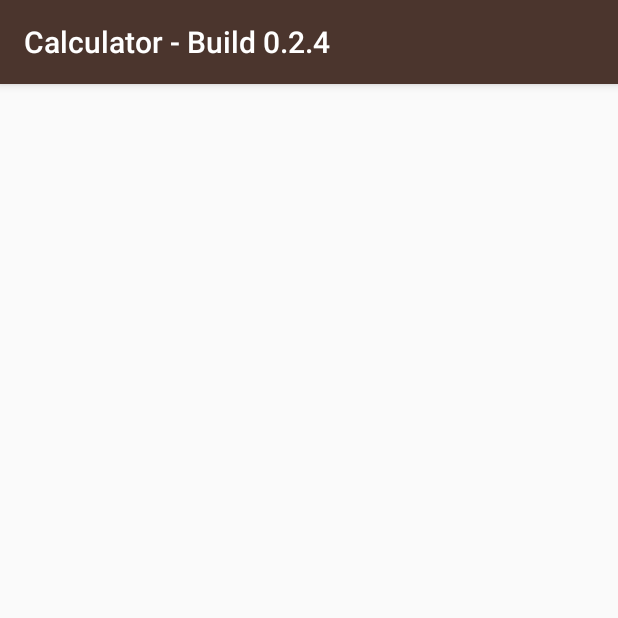
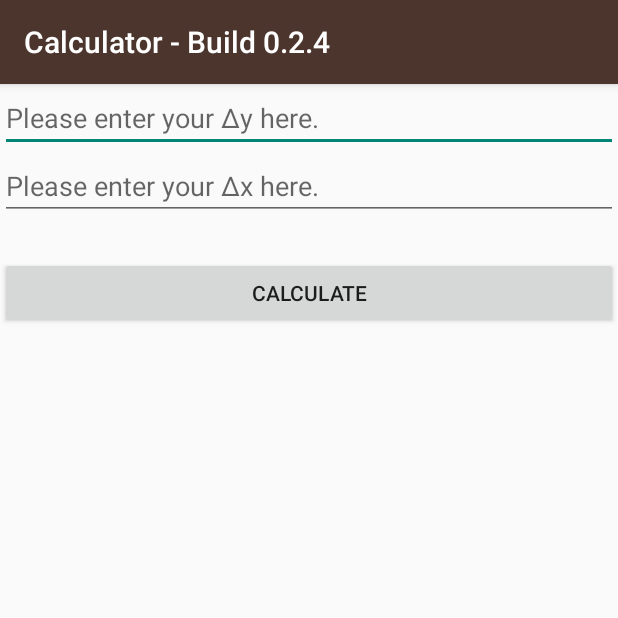
Before and after one commit to Patalayus/CalculatorApp, an Android app: the gradient_value screen opened directly, with no data from a screen before it, on a phone screen of 412 x 824 dp, the top half of it. Run offline under Robolectric (Android 15) with nearby library versions, the phone set to English and light mode, and no system bars.

Commit message:
files added

```diff
--- a/app/src/main/java/com/laminar/calculator/calculator/MainActivity.java
+++ b/app/src/main/java/com/laminar/calculator/calculator/MainActivity.java
@@ -20,7 +20,7 @@ public class MainActivity extends AppCompatActivity {
 
     TextView result;
     EditText Number1;
-    Button add, subtract,divide, multiply, power, calculate, percentage, qformula, circle_class, youngclass, classrefract, efficiency, WVA;
+    Button add, subtract,divide, multiply, power, calculate, percentage, qformula, circle_class, youngclass, classrefract, efficiency, WVA, gradient_value;
 
     double enps_result;
     //premative float variable
@@ -58,6 +58,7 @@ public class MainActivity extends AppCompatActivity {
         classrefract = (Button)findViewById(R.id.refractID);
         efficiency = (Button)findViewById(R.id.efficiencyID);
         WVA = (Button)findViewById(R.id.WAV);
+        gradient_value = (Button)findViewById(R.id.gradient_value_ID);
 
 
 
@@ -235,6 +236,12 @@ public class MainActivity extends AppCompatActivity {
             startActivity(goawv);
         }
     }
+    public void goactivity(View v){
+        if(v.getId()==R.id.gradient_value_ID){
+            Intent forward = new Intent(MainActivity.this, gradient_value.class);
+            startActivity(forward);
+        }
+    }
     public void operationHandle(View v, int optype){
         if(Number1.length()==0){
             if (current_op != 0) {
--- a/app/src/main/res/layout/activity_gradient_value.xml
+++ b/app/src/main/res/layout/activity_gradient_value.xml
@@ -1,9 +1,37 @@
 <?xml version="1.0" encoding="utf-8"?>
-<android.support.constraint.ConstraintLayout xmlns:android="http://schemas.android.com/apk/res/android"
+<LinearLayout xmlns:android="http://schemas.android.com/apk/res/android"
     xmlns:app="http://schemas.android.com/apk/res-auto"
     xmlns:tools="http://schemas.android.com/tools"
     android:layout_width="match_parent"
     android:layout_height="match_parent"
+    android:orientation="vertical"
     tools:context=".gradient_value">
 
-</android.support.constraint.ConstraintLayout>
+    <EditText
+        android:id="@+id/editText3"
+        android:layout_width="match_parent"
+        android:layout_height="wrap_content"
+        android:ems="10"
+        android:hint="Please enter your Δy here."
+        android:inputType="textPersonName" />
+
+    <EditText
+        android:id="@+id/editText"
+        android:layout_width="match_parent"
+        android:layout_height="wrap_content"
+        android:ems="10"
+        android:hint="Please enter your Δx here."
+        android:inputType="textPersonName" />
+
+    <TextView
+        android:id="@+id/textView16"
+        android:layout_width="match_parent"
+        android:layout_height="wrap_content"
+        android:textAppearance="@android:style/TextAppearance.Material.Medium" />
+
+    <Button
+        android:id="@+id/button3"
+        android:layout_width="match_parent"
+        android:layout_height="wrap_content"
+        android:text="calculate" />
+</LinearLayout>
--- a/app/src/main/res/layout/activity_main.xml
+++ b/app/src/main/res/layout/activity_main.xml
@@ -183,10 +183,11 @@
                     android:text="Wattage, Voltage or Amperage" />
 
                 <Button
-                    android:id="@+id/button3"
+                    android:id="@+id/gradient_value_ID"
                     android:layout_width="match_parent"
                     android:layout_height="wrap_content"
                     android:layout_weight="1"
+                    android:onClick="goactivity"
                     android:text="Gradient Value" />
 
                 <Button
```
Also changed, not shown: app/src/main/res/drawable/slope.png (added).
